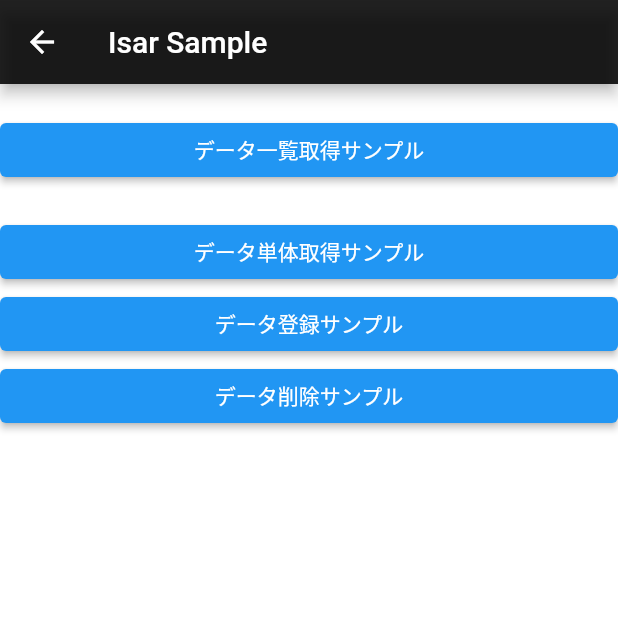
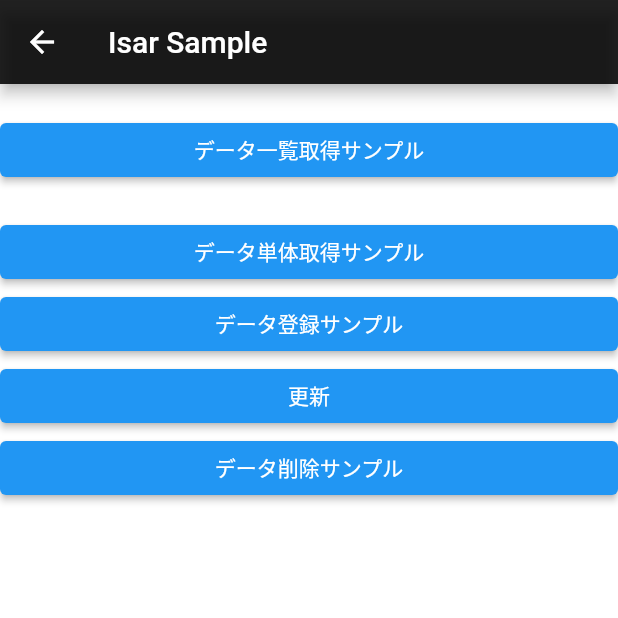
Before and after one commit to Shibata-Nanami/flutter_task_6, a Flutter app: the SampleIsarPage screen opened by its route, after a tap on "データ登録サンプル", on a phone screen of 412 x 824 dp, the top half of it. Run offline on Flutter 3.47's test engine with Material 2 defaults, Android fonts, the phone set to English and light mode, and no system bars; our stand-ins replace go_router, isar; accounts and stored records are empty; generated files the repository leaves out were written again.

Commit message:
更新ボタン追加

```diff
--- a/lib/presentation/sample_isar_page.dart
+++ b/lib/presentation/sample_isar_page.dart
@@ -67,7 +67,7 @@ class SampleIsarPage extends StatelessWidget {
           SliverToBoxAdapter(
             child: ElevatedButton(
               onPressed: () async {
-                print('データ登録サンプル押下');
+                print('データ追加ボタン押下');
                 final newTodo = Todo()
                   ..title = 'test'
                   ..description = 'test'
@@ -77,6 +77,25 @@ class SampleIsarPage extends StatelessWidget {
                 dataSource.setTodoData(todoModel: newTodo);
               },
               child: const Text('データ登録サンプル'),
+            ),
+          ),
+          SliverToBoxAdapter(
+            child: ElevatedButton(
+              onPressed: () async {
+                print('更新ボタン押下');
+                final todo1 = await dataSource.fetchTodoById(1);
+                if (todo1 == null) {
+                  return;
+                }
+                // オブジェクトを上書きしていく
+                todo1
+                  ..title = 'debug'
+                  ..description = 'debug'
+                  ..isCompleted = true
+                  ..updatedAt = DateTime.now();
+                dataSource.setTodoData(todoModel: todo1);
+              },
+              child: const Text('更新'),
             ),
           ),
           SliverToBoxAdapter(
```
